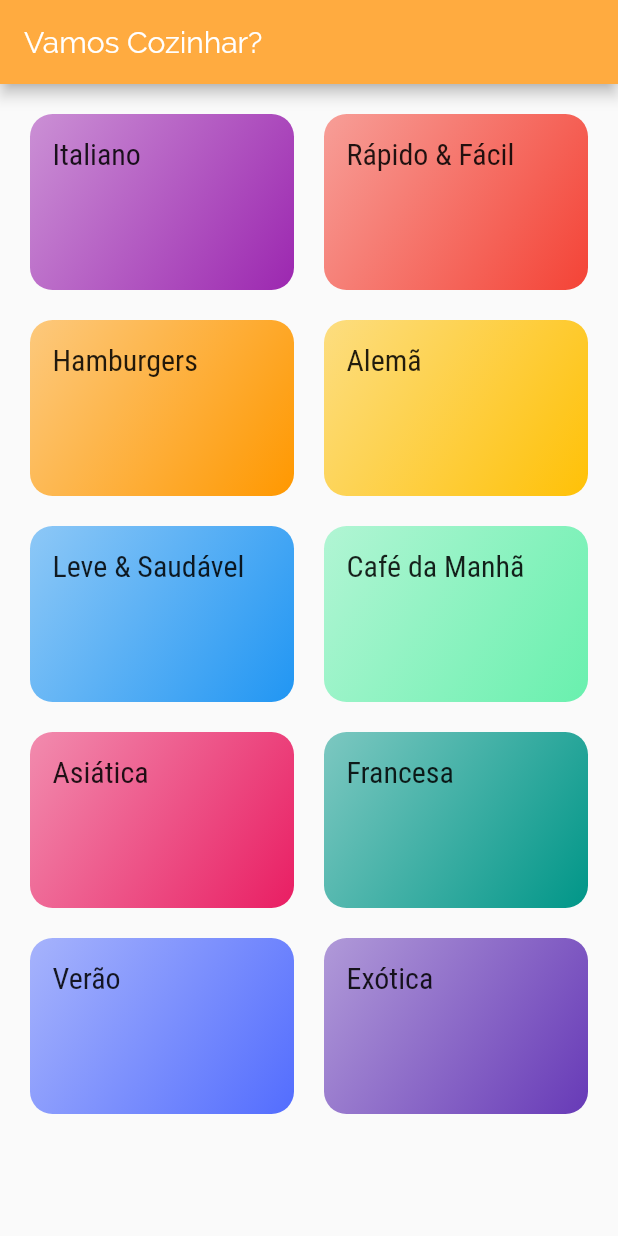
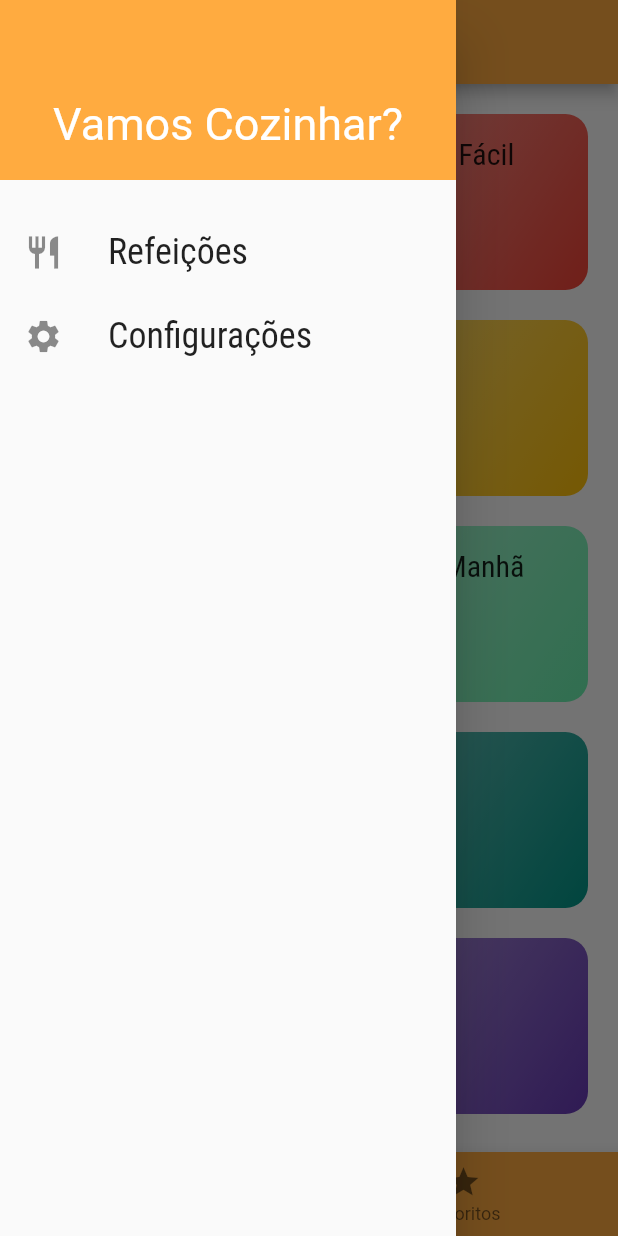
Before and after one commit to IkeSZ/recipes-app, a Flutter app: the screen it shows after launch, with the side drawer open (before the commit the screen has no drawer), on a phone screen of 412 x 824 dp. Run offline on Flutter 3.47's test engine with Material 2 defaults, Android fonts, the phone set to English and light mode, and no system bars.

Commit message:
Added Drawer, settings screen and favorites screen

```diff
--- /dev/null
+++ b/lib/components/mainDrawer.dart
@@ -0,0 +1,59 @@
+import 'package:flutter/material.dart';
+
+// Routes
+import '../routes/appRoutes.dart';
+
+class MainDrawer extends StatelessWidget {
+  Widget _createItem({ IconData icon, String label, Function onTap }) {
+    return ListTile(
+      leading: Icon(icon, size: 26),
+      title: Text(label, style: TextStyle(
+        fontFamily: 'RobotoCondensed',
+        fontSize: 24,
+      )),
+
+      onTap: onTap,
+    );
+  }
+
+  @override
+  Widget build(BuildContext ctx) {
+    return Drawer(
+      child: Column(
+        children: <Widget>[
+          Container(
+            height: 120,
+            width: double.infinity,
+
+            padding: EdgeInsets.all(20),
+            margin: EdgeInsets.only(
+              bottom: 20
+            ),
+
+            color: Colors.orangeAccent,
+
+            alignment: Alignment.bottomCenter,
+
+            child: Text('Vamos Cozinhar?', style: TextStyle(
+              fontWeight: FontWeight.normal,
+              fontSize: 30,
+              color: Colors.white
+            )),
+          ),
+
+          _createItem(
+            icon: Icons.restaurant,
+            label: 'Refeições',
+            onTap: () => Navigator.of(ctx).pushNamed(AppRoutes.HOME),
+          ),
+
+          _createItem(
+            icon: Icons.settings,
+            label: 'Configurações',
+            onTap: () => Navigator.of(ctx).pushNamed(AppRoutes.SETTINGS),
+          ),
+        ],
+      ),
+    );
+  }
+}
--- a/lib/main.dart
+++ b/lib/main.dart
@@ -1,10 +1,11 @@
 import 'package:flutter/material.dart';
 
 // Screens
-import 'screens/categories.dart';
 import 'screens/categoriesMeals.dart';
 import 'screens/mealDetail.dart';
 import 'screens/page404.dart';
+import 'screens/tabs.dart';
+import 'screens/settings.dart';
 
 // Routes
 import 'routes/appRoutes.dart';
@@ -29,9 +30,10 @@ class MyApp extends StatelessWidget {
       ),
 
       routes: {
-        AppRoutes.HOME: (_) => Categories(),
+        AppRoutes.HOME: (_) => TabsScreen(),
         AppRoutes.CATEGORIES_MEALS: (_) => CategoriesMealsScreen(),
         AppRoutes.MEAL_DETAIL: (_) => MealDetail(),
+        AppRoutes.SETTINGS: (_) => Settings(),
       },
 
       onUnknownRoute: (_) {
--- a/lib/routes/appRoutes.dart
+++ b/lib/routes/appRoutes.dart
@@ -2,4 +2,5 @@ class AppRoutes {
   static const HOME = '/';
   static const CATEGORIES_MEALS = '/categories-meals';
   static const MEAL_DETAIL = '/meal-detail';
+  static const SETTINGS = '/settings';
 }
--- a/lib/screens/categories.dart
+++ b/lib/screens/categories.dart
@@ -9,12 +9,7 @@ import '../data/dummyData.dart';
 class Categories extends StatelessWidget {
   @override
   Widget build(BuildContext ctx) {
-    return Scaffold(
-      appBar: AppBar(
-        title: Text('Vamos Cozinhar?', style: TextStyle(color: Colors.white)),
-      ),
-
-      body: GridView(
+    return GridView(
         padding: const EdgeInsets.all(20),
 
         gridDelegate: SliverGridDelegateWithMaxCrossAxisExtent(
@@ -27,7 +22,6 @@ class Categories extends StatelessWidget {
         children: DUMMY_CATEGORIES.map((category) {
           return CategoryItem(category);
         }).toList(),
-      ),
-    );
+      );
   }
 }
--- /dev/null
+++ b/lib/screens/favorite.dart
@@ -0,0 +1,10 @@
+import 'package:flutter/material.dart';
+
+class FavoriteScreen extends StatelessWidget {
+  @override
+  Widget build(BuildContext ctx) {
+    return  Center(
+        child: Text('Minhas comidas favoritas'),
+      );
+  }
+}
--- /dev/null
+++ b/lib/screens/settings.dart
@@ -0,0 +1,17 @@
+import 'package:flutter/material.dart';
+
+class Settings extends StatelessWidget {
+  @override
+  Widget build(BuildContext ctx) {
+    return Scaffold(
+      appBar: AppBar(
+        backgroundColor: Colors.white,
+        title: Text('Configurações'),
+      ),
+
+      body: Center(
+        child: Text('OIE'),
+      ),
+    );
+  }
+}
--- /dev/null
+++ b/lib/screens/tabs.dart
@@ -0,0 +1,55 @@
+import 'package:flutter/material.dart';
+
+// Screens
+import 'favorite.dart';
+import 'categories.dart';
+
+// Components
+import '../components/mainDrawer.dart';
+
+class TabsScreen extends StatefulWidget {
+  @override
+  _TabsScreenState createState() => _TabsScreenState();
+}
+
+class _TabsScreenState extends State<TabsScreen> {
+  int _selectedScreenIndex = 0;
+
+  final List<Map<String, Object>> _screens = [
+    {'title': 'Categorias', 'screen': Categories()},
+    {'title': 'Favoritos', 'screen': FavoriteScreen()},
+  ];
+
+  _selectScreen(int index) {
+    setState(() {
+      _selectedScreenIndex = index;
+    });
+  }
+
+  @override
+  Widget build(BuildContext context) {
+    return Scaffold(
+      appBar: AppBar(
+        title: Text(_screens[_selectedScreenIndex]['title'],
+            style: TextStyle(color: Colors.white)),
+      ),
+
+      drawer: MainDrawer(),
+
+      body: _screens[_selectedScreenIndex]['screen'],
+
+      bottomNavigationBar: BottomNavigationBar(
+        backgroundColor: Colors.orangeAccent,
+        fixedColor: Colors.white,
+        currentIndex: _selectedScreenIndex,
+
+        onTap: _selectScreen,
+
+        items: [
+          BottomNavigationBarItem(icon: Icon(Icons.list), label: 'Categorias'),
+          BottomNavigationBarItem(icon: Icon(Icons.star), label: 'Favoritos'),
+        ],
+      ),
+    );
+  }
+}
```
